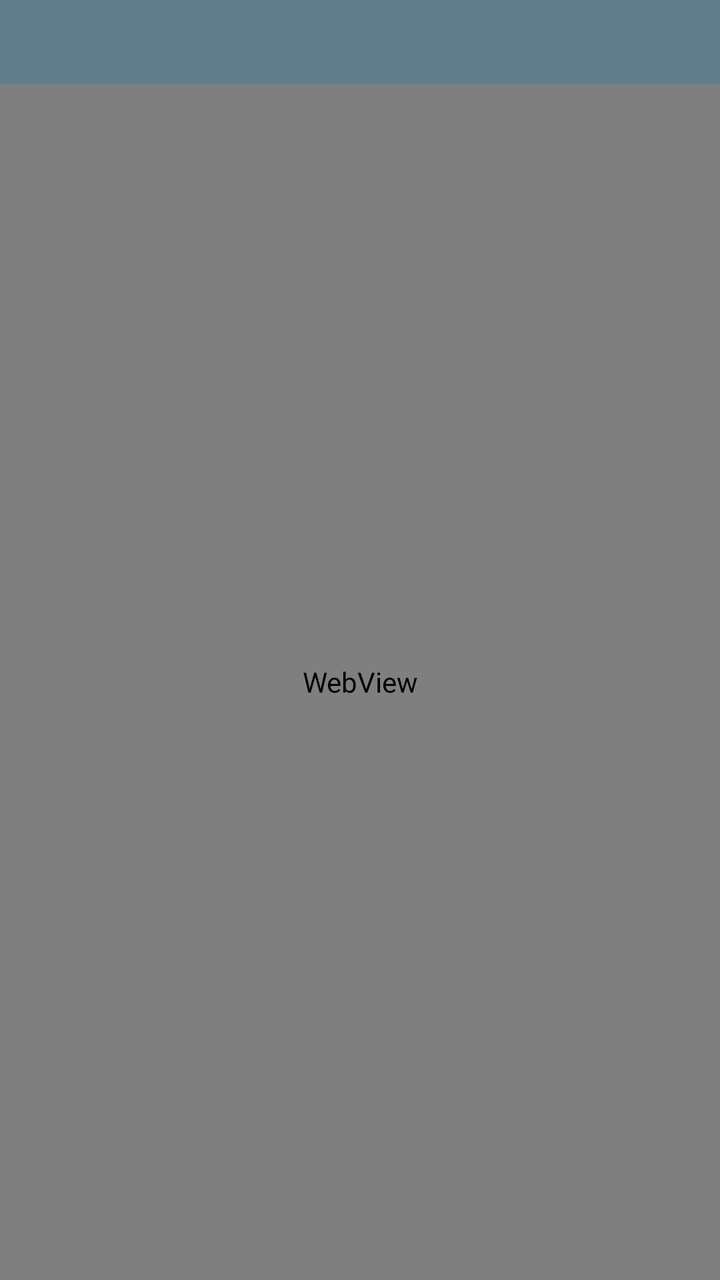
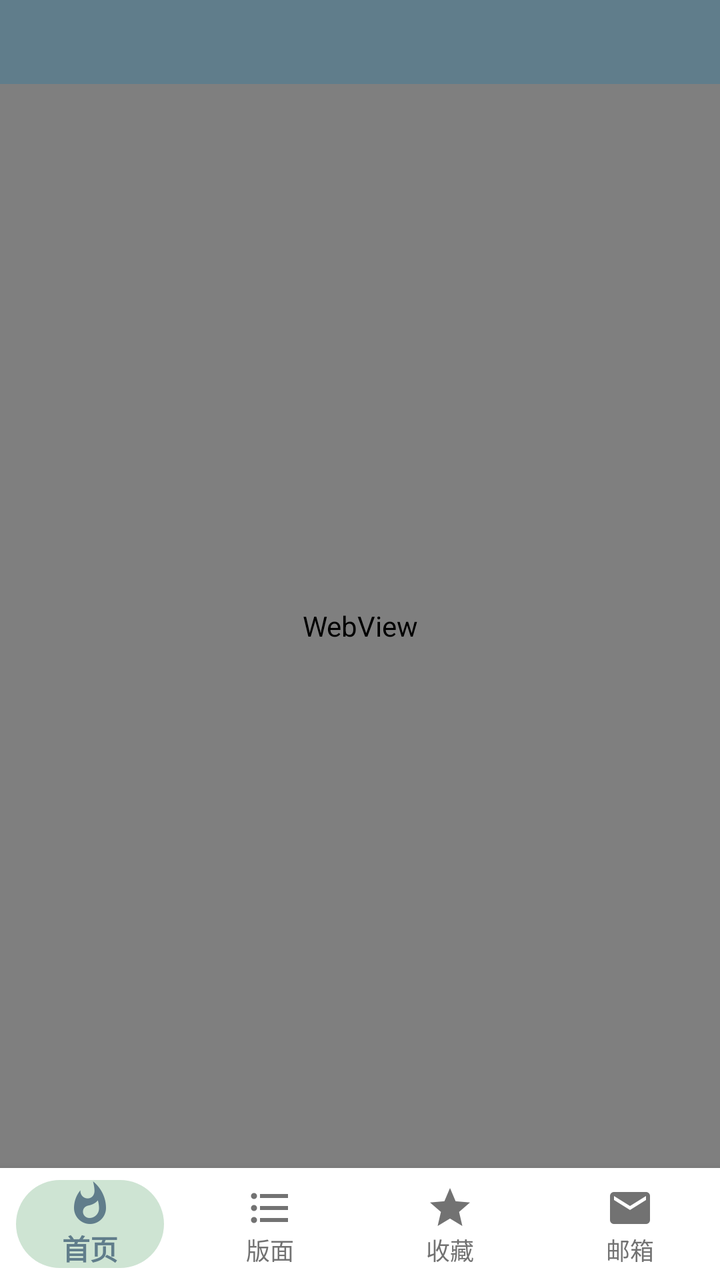

The first picture is an Android layout as it rendered before a commit; the second is the same layout after the commit. The layout source and the unified diff follow.
<!-- AndroidManifest.xml: activity theme AppTheme.NoActionBar -->
<!-- res/layout/activity_webview_login.xml -->
<?xml version="1.0" encoding="utf-8"?>
<LinearLayout xmlns:android="http://schemas.android.com/apk/res/android"
    xmlns:app="http://schemas.android.com/apk/res-auto"
    xmlns:tools="http://schemas.android.com/tools"
    android:layout_width="match_parent"
    android:layout_height="match_parent"
    android:orientation="vertical"
    android:fitsSystemWindows="true"
    tools:context=".WebviewLoginActivity">

    <androidx.appcompat.widget.Toolbar
        android:id="@+id/webview_login_toolbar"
        android:layout_width="match_parent"
        android:layout_height="@dimen/zsmth_actionbar_size"
        android:background="?attr/colorPrimary"
        android:theme="@style/ThemeOverlay.ToolBar"
        app:popupTheme="@style/AppTheme.PopupOverlay"
        app:titleTextAppearance="@style/Toolbar.TitleText" />

    <WebView
        android:id="@+id/webview_login"
        android:layout_width="match_parent"
        android:layout_height="0dp"
        android:layout_weight="1" />

</LinearLayout>
<!-- resources referenced by this layout -->
<resources>
  <dimen name="zsmth_actionbar_size">42dp</dimen>
  <style name="AppTheme.PopupOverlay" parent="ThemeOverlay.AppCompat.Light" />
  <style name="ThemeOverlay.ToolBar" parent="ThemeOverlay.AppCompat.ActionBar">
      
      
      <item name="android:actionBarSize">@dimen/zsmth_actionbar_size</item>
      <item name="actionBarSize">@dimen/zsmth_actionbar_size</item>
    </style>
  <style name="Toolbar.TitleText" parent="TextAppearance.Widget.AppCompat.Toolbar.Title">
      <item name="android:textSize">@dimen/zsmth_font_size_app_title</item>
    </style>
  <style name="AppTheme.NoActionBar">
      <item name="windowActionBar">false</item>
      <item name="windowNoTitle">true</item>
  
      
      
      <item name="android:colorPrimary">@color/colorPrimary</item>
      
      <item name="android:colorPrimaryDark">@color/colorPrimaryDark</item>
      
      <item name="android:colorAccent">@color/colorAccent</item>
    </style>
  <dimen name="zsmth_font_size_app_title">18sp</dimen>
  <color name="colorPrimary">#607D8B</color>
  <color name="colorPrimaryDark">#455A64</color>
  <color name="colorAccent">#FF4081</color>
</resources>

<!-- the commit's change to res/layout/activity_webview_login.xml (unified diff, before → after) -->
@@ -23,4 +23,21 @@
         android:layout_height="0dp"
         android:layout_weight="1" />
 
+  <include layout="@layout/bottom_nav_bar" />
+
 </LinearLayout>
+<!-- res/layout/bottom_nav_bar.xml (included above) -->
+<?xml version="1.0" encoding="utf-8"?>
+<com.google.android.material.bottomnavigation.BottomNavigationView
+    xmlns:android="http://schemas.android.com/apk/res/android"
+    xmlns:app="http://schemas.android.com/apk/res-auto"
+    android:id="@+id/bottom_nav"
+    android:layout_width="match_parent"
+    android:layout_height="wrap_content"
+    android:layout_gravity="bottom"
+    android:background="@color/nav_background"
+    app:itemBackground="@drawable/bottom_nav_item_background"
+    app:itemIconTint="@color/bottom_nav_item_color"
+    app:itemTextColor="@color/bottom_nav_item_color"
+    app:labelVisibilityMode="labeled"
+    app:menu="@menu/bottom_nav_menu" />
<!-- resource entries referenced after the edit -->
@@ -1,6 +1,27 @@
 <!-- resources referenced by this layout -->
 <resources>
+  <color name="nav_background">#ffffff</color>
   <dimen name="zsmth_actionbar_size">42dp</dimen>
+  <!-- drawable bottom_nav_item_background (drawable) -->
+  <?xml version="1.0" encoding="utf-8"?>
+  <selector xmlns:android="http://schemas.android.com/apk/res/android">
+  
+    <item android:state_checked="true">
+      <layer-list>
+        <item android:left="8dp" android:right="8dp" android:top="6dp" android:bottom="6dp">
+          <shape android:shape="rectangle">
+            <solid android:color="@color/nav.item.background.active" />
+            <corners android:radius="24dp" />
+          </shape>
+        </item>
+      </layer-list>
+    </item>
+  
+    <item>
+      <color android:color="@android:color/transparent" />
+    </item>
+  
+  </selector>
   <style name="AppTheme.PopupOverlay" parent="ThemeOverlay.AppCompat.Light" />
   <style name="ThemeOverlay.ToolBar" parent="ThemeOverlay.AppCompat.ActionBar">
       
@@ -23,6 +44,7 @@
       
       <item name="android:colorAccent">@color/colorAccent</item>
     </style>
+  <color name="nav.item.background.active">#cee4d3</color>
   <dimen name="zsmth_font_size_app_title">18sp</dimen>
   <color name="colorPrimary">#607D8B</color>
   <color name="colorPrimaryDark">#455A64</color>
